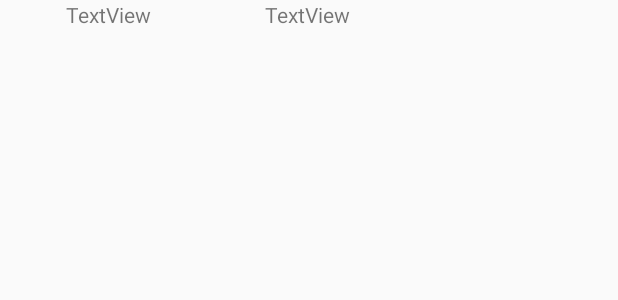
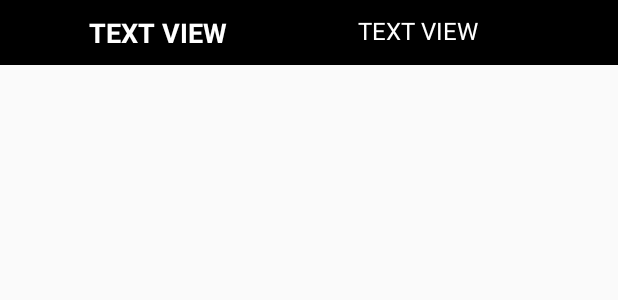
Before and after one commit to cf17jeremy/Gestorincidencies, an Android app: the layout item_list.xml on its own in the app's theme, with its tools: preview values and no code run, on a phone screen of 412 x 824 dp. Shown: the top 300 px of the screen. Run offline under Robolectric (Android 15) with nearby library versions, the phone set to English and light mode, and no system bars.

Commit message:
APK añadido

```diff
--- a/app/src/main/java/com/example/gestorincidencies/APP/addincidencias.java
+++ b/app/src/main/java/com/example/gestorincidencies/APP/addincidencias.java
@@ -50,7 +50,7 @@ public class addincidencias extends Fragment {
         final Button btnafegirIncidencia = addIncidencia.findViewById(R.id.btnafegirIncidencia);
         btnafegirIncidencia.setOnClickListener(new View.OnClickListener() {
             public void onClick(View v) {
-                String emergencia = spinner.getSelectedItem().toString() ;
+                String emergencia = spinner.getSelectedItem().toString();
                 EditText txtIncidencia = addIncidencia.findViewById(R.id.txtincidencia);
                 String txtIncidenciaForm = txtIncidencia.getText().toString();
 
--- a/app/src/main/res/layout/item_list.xml
+++ b/app/src/main/res/layout/item_list.xml
@@ -1,29 +1,45 @@
 <?xml version="1.0" encoding="utf-8"?>
-<androidx.constraintlayout.widget.ConstraintLayout xmlns:android="http://schemas.android.com/apk/res/android"
+<LinearLayout xmlns:android="http://schemas.android.com/apk/res/android"
     xmlns:app="http://schemas.android.com/apk/res-auto"
     xmlns:tools="http://schemas.android.com/tools"
     android:layout_width="match_parent"
-    android:layout_height="wrap_content">
+    android:layout_height="wrap_content"
+    android:background="#000000"
+    android:orientation="horizontal"
+    android:padding="8dp"
+    app:layoutDescription="@xml/item_list_scene">
+
+    <LinearLayout
+        android:layout_width="179dp"
+        android:layout_height="wrap_content"
+        android:orientation="vertical">
 
         <TextView
             android:id="@+id/itemListIncidencia"
             android:layout_width="wrap_content"
             android:layout_height="wrap_content"
-        android:layout_marginStart="44dp"
-        android:layout_marginLeft="44dp"
-        android:text="TextView"
-        app:layout_constraintStart_toStartOf="parent"
-        tools:layout_editor_absoluteY="1dp"
-        tools:ignore="MissingConstraints" />
+            android:layout_marginLeft="50dp"
+            android:padding="1dp"
+            android:text="TEXT VIEW"
+            android:textColor="#ffffff"
+            android:textSize="18sp"
+            android:textStyle="bold" />
+    </LinearLayout>
+
+    <LinearLayout
+        android:layout_width="186dp"
+        android:layout_height="wrap_content"
+        android:orientation="vertical">
 
         <TextView
             android:id="@+id/itemListPrioritat"
             android:layout_width="wrap_content"
             android:layout_height="wrap_content"
-        android:layout_marginStart="76dp"
-        android:layout_marginLeft="76dp"
-        android:text="TextView"
-        app:layout_constraintStart_toEndOf="@+id/itemListIncidencia"
-        tools:layout_editor_absoluteY="1dp"
-        tools:ignore="MissingConstraints" />
-</androidx.constraintlayout.widget.ConstraintLayout>
+            android:layout_marginLeft="50dp"
+            android:padding="1dp"
+            android:text="TEXT VIEW"
+            android:textColor="#ffffff"
+            android:textSize="16sp" />
+    </LinearLayout>
+
+</LinearLayout>
--- /dev/null
+++ b/app/src/main/res/xml/item_list_scene.xml
@@ -0,0 +1,19 @@
+<?xml version="1.0" encoding="utf-8"?>
+<MotionScene
+    xmlns:android="http://schemas.android.com/apk/res/android"
+    xmlns:motion="http://schemas.android.com/apk/res-auto">
+
+    <Transition
+        motion:constraintSetEnd="@+id/end"
+        motion:constraintSetStart="@id/start"
+        motion:duration="1000">
+       <KeyFrameSet>
+       </KeyFrameSet>
+    </Transition>
+
+    <ConstraintSet android:id="@+id/start">
+    </ConstraintSet>
+
+    <ConstraintSet android:id="@+id/end">
+    </ConstraintSet>
+</MotionScene>
```
Also changed, not shown: 2 other files. Lines whose indentation alone changed are shown as unchanged.
